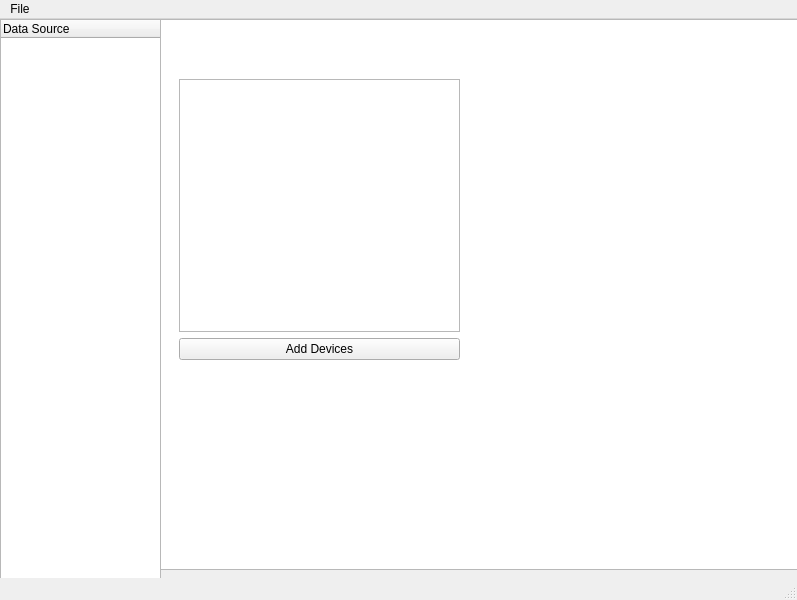
This is servers/habitat_monitor/src/HabitatMonitorGUI/habitatmonitorgui/habitat.ui in mars-planet/mars_city as Qt 5 draws it before an edit. The edited form follows.
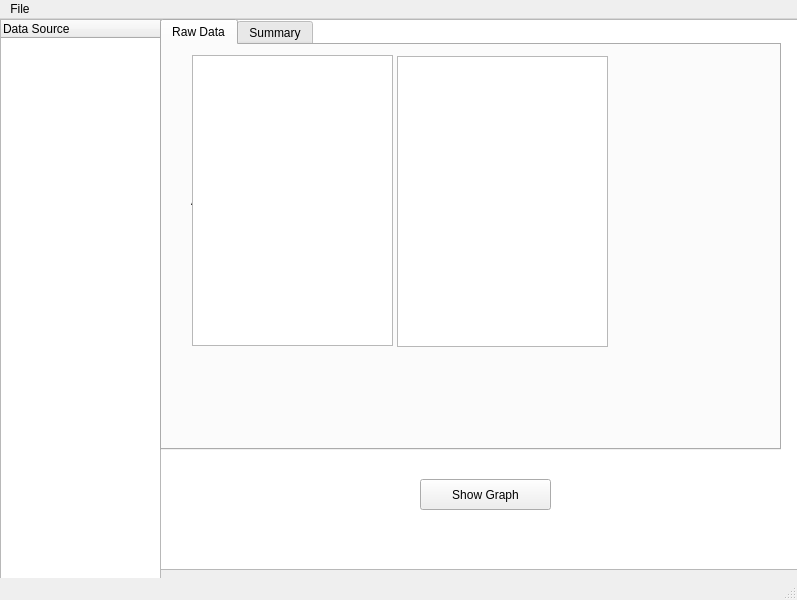
This is the edited form. The open tabs and pages were chosen to show the change.

Commit message: Added features for data aggregation and summary creation of nodes

Diff of the .ui file:
```diff
--- a/servers/habitat_monitor/src/HabitatMonitorGUI/habitatmonitorgui/habitat.ui
+++ b/servers/habitat_monitor/src/HabitatMonitorGUI/habitatmonitorgui/habitat.ui
@@ -67,6 +67,199 @@
      </item>
     </layout>
    </widget>
+   <widget class="QGroupBox" name="groupBox">
+    <property name="geometry">
+     <rect>
+      <x>180</x>
+      <y>50</y>
+      <width>191</width>
+      <height>221</height>
+     </rect>
+    </property>
+    <property name="title">
+     <string>Select a summary function</string>
+    </property>
+    <widget class="QWidget" name="verticalLayoutWidget_3">
+     <property name="geometry">
+      <rect>
+       <x>10</x>
+       <y>10</y>
+       <width>171</width>
+       <height>196</height>
+      </rect>
+     </property>
+     <layout class="QVBoxLayout" name="verticalLayout_3">
+      <item>
+       <widget class="QRadioButton" name="minButton">
+        <property name="text">
+         <string>Minimum</string>
+        </property>
+        <property name="checked">
+         <bool>true</bool>
+        </property>
+       </widget>
+      </item>
+      <item>
+       <widget class="QRadioButton" name="maxButton">
+        <property name="text">
+         <string>Maximum</string>
+        </property>
+       </widget>
+      </item>
+      <item>
+       <widget class="QRadioButton" name="avgButton">
+        <property name="text">
+         <string>Average</string>
+        </property>
+       </widget>
+      </item>
+      <item>
+       <layout class="QHBoxLayout" name="horizontalLayout">
+        <item>
+         <widget class="QLabel" name="timeLabel">
+          <property name="text">
+           <string>Time: </string>
+          </property>
+         </widget>
+        </item>
+        <item>
+         <widget class="QLineEdit" name="timeLineEdit"/>
+        </item>
+        <item>
+         <widget class="QLabel" name="minutesLabel">
+          <property name="text">
+           <string>min</string>
+          </property>
+         </widget>
+        </item>
+       </layout>
+      </item>
+      <item>
+       <widget class="QPushButton" name="functionButton">
+        <property name="text">
+         <string>Add Summary</string>
+        </property>
+       </widget>
+      </item>
+     </layout>
+    </widget>
+   </widget>
+   <widget class="QTabWidget" name="tabWidget">
+    <property name="geometry">
+     <rect>
+      <x>160</x>
+      <y>0</y>
+      <width>621</width>
+      <height>431</height>
+     </rect>
+    </property>
+    <property name="currentIndex">
+     <number>1</number>
+    </property>
+    <widget class="QWidget" name="dataTab">
+     <attribute name="title">
+      <string>Raw Data</string>
+     </attribute>
+     <widget class="QWidget" name="verticalLayoutWidget_4">
+      <property name="geometry">
+       <rect>
+        <x>29</x>
+        <y>20</y>
+        <width>191</width>
+        <height>271</height>
+       </rect>
+      </property>
+      <layout class="QVBoxLayout" name="verticalLayout_4">
+       <item>
+        <layout class="QHBoxLayout" name="horizontalLayout_4">
+         <item>
+          <widget class="QLabel" name="attributeName">
+           <property name="text">
+            <string>Attribute: </string>
+           </property>
+          </widget>
+         </item>
+         <item>
+          <widget class="QLabel" name="attributeValue">
+           <property name="text">
+            <string/>
+           </property>
+          </widget>
+         </item>
+        </layout>
+       </item>
+      </layout>
+     </widget>
+     <widget class="QListWidget" name="listWidget">
+      <property name="geometry">
+       <rect>
+        <x>30</x>
+        <y>10</y>
+        <width>201</width>
+        <height>291</height>
+       </rect>
+      </property>
+     </widget>
+     <widget class="QListWidget" name="listWidget_2">
+      <property name="geometry">
+       <rect>
+        <x>235</x>
+        <y>11</y>
+        <width>211</width>
+        <height>291</height>
+       </rect>
+      </property>
+     </widget>
+    </widget>
+    <widget class="QWidget" name="summaryTab">
+     <attribute name="title">
+      <string>Summary</string>
+     </attribute>
+     <widget class="QWidget" name="verticalLayoutWidget_5">
+      <property name="geometry">
+       <rect>
+        <x>30</x>
+        <y>40</y>
+        <width>481</width>
+        <height>151</height>
+       </rect>
+      </property>
+      <layout class="QVBoxLayout" name="verticalLayout_5">
+       <item>
+        <layout class="QHBoxLayout" name="horizontalLayout_5">
+         <item>
+          <widget class="QLabel" name="summaryLabel">
+           <property name="text">
+            <string>TextLabel</string>
+           </property>
+          </widget>
+         </item>
+         <item>
+          <widget class="QLabel" name="summaryValue">
+           <property name="text">
+            <string>TextLabel</string>
+           </property>
+          </widget>
+         </item>
+        </layout>
+       </item>
+      </layout>
+     </widget>
+    </widget>
+   </widget>
+   <widget class="QPushButton" name="graphButton">
+    <property name="geometry">
+     <rect>
+      <x>420</x>
+      <y>460</y>
+      <width>131</width>
+      <height>31</height>
+     </rect>
+    </property>
+    <property name="text">
+     <string>Show Graph</string>
+    </property>
+   </widget>
   </widget>
   <widget class="QMenuBar" name="menubar">
    <property name="geometry">
```
The commit also changes 2 other files.
